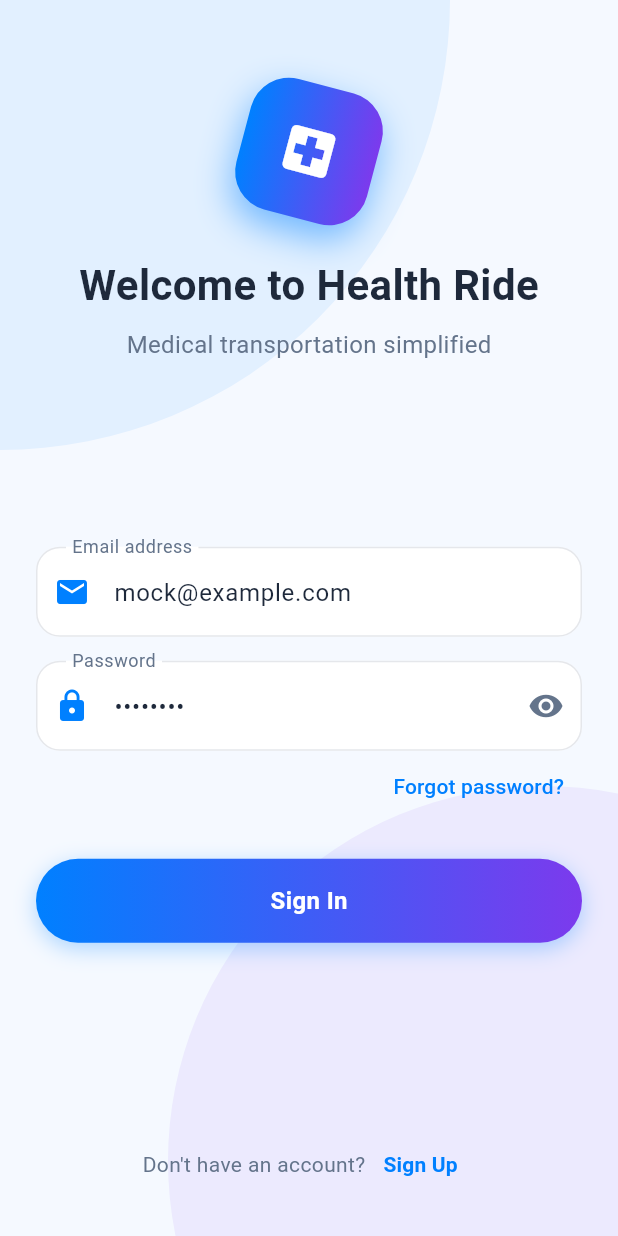
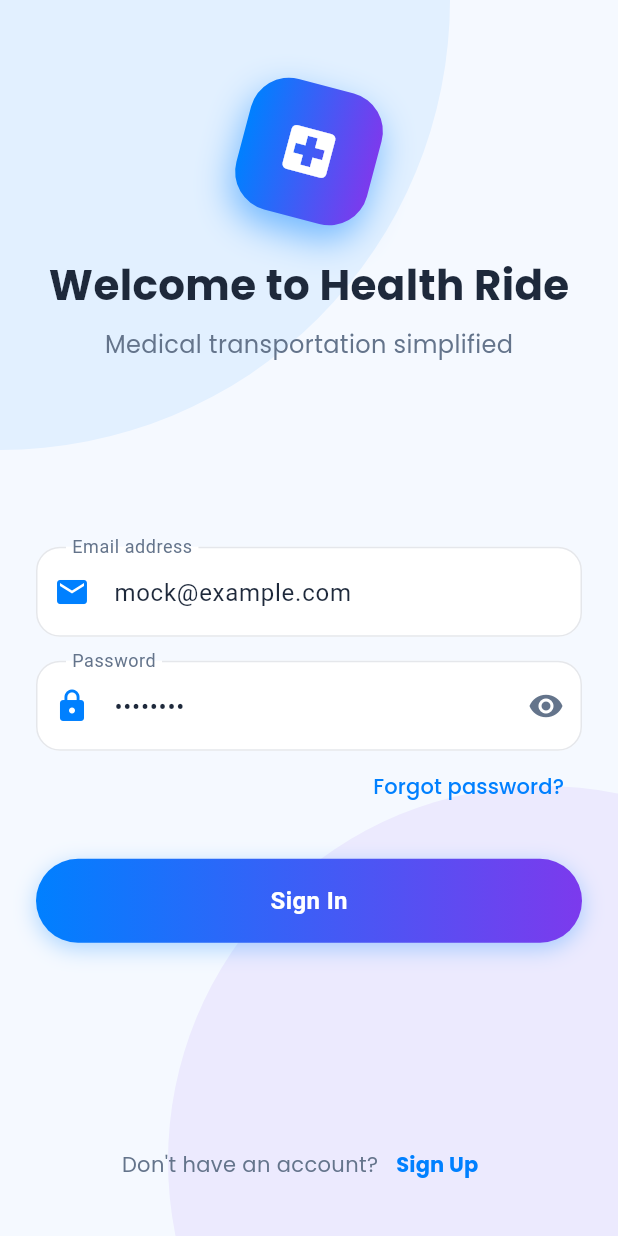
Before and after one commit to Jossyboydgenius/Healthride, a Flutter app: the LoginScreen screen opened by its route, on a phone screen of 412 x 824 dp. Run offline on Flutter 3.47's test engine with Material 3 defaults, Android fonts, the phone set to English and light mode, and no system bars; our stand-ins replace google_maps_flutter, image_picker, location; accounts and stored records are empty; Roboto replaces fonts that are missing (SF Pro Display).

Commit message:
Add Poppins font family to text styles in LoginScreen for consistent typography across UI elements.

```diff
--- a/lib/src/screens/login_screen.dart
+++ b/lib/src/screens/login_screen.dart
@@ -196,6 +196,7 @@ class _LoginScreenState extends State<LoginScreen> {
             fontSize: 28,
             fontWeight: FontWeight.bold,
             color: AppColor.textDarkBlue,
+            fontFamily: 'Poppins',
           ),
         ),
 
@@ -206,6 +207,7 @@ class _LoginScreenState extends State<LoginScreen> {
           style: TextStyle(
             fontSize: 16,
             color: AppColor.textMediumGray,
+            fontFamily: 'Poppins',
           ),
         ),
       ],
@@ -231,6 +233,7 @@ class _LoginScreenState extends State<LoginScreen> {
               style: const TextStyle(
                 color: AppColor.errorRed,
                 fontSize: 14,
+                fontFamily: 'Poppins',
               ),
               textAlign: TextAlign.center,
             ),
@@ -319,6 +322,7 @@ class _LoginScreenState extends State<LoginScreen> {
               style: TextStyle(
                 color: AppColor.primaryBlue,
                 fontWeight: FontWeight.w500,
+                fontFamily: 'Poppins',
               ),
             ),
           ),
@@ -345,6 +349,7 @@ class _LoginScreenState extends State<LoginScreen> {
           "Don't have an account?",
           style: TextStyle(
             color: AppColor.textMediumGray,
+            fontFamily: 'Poppins',
           ),
         ),
         TextButton(
@@ -356,6 +361,7 @@ class _LoginScreenState extends State<LoginScreen> {
             style: TextStyle(
               color: AppColor.primaryBlue,
               fontWeight: FontWeight.bold,
+              fontFamily: 'Poppins',
             ),
           ),
         ),
```
